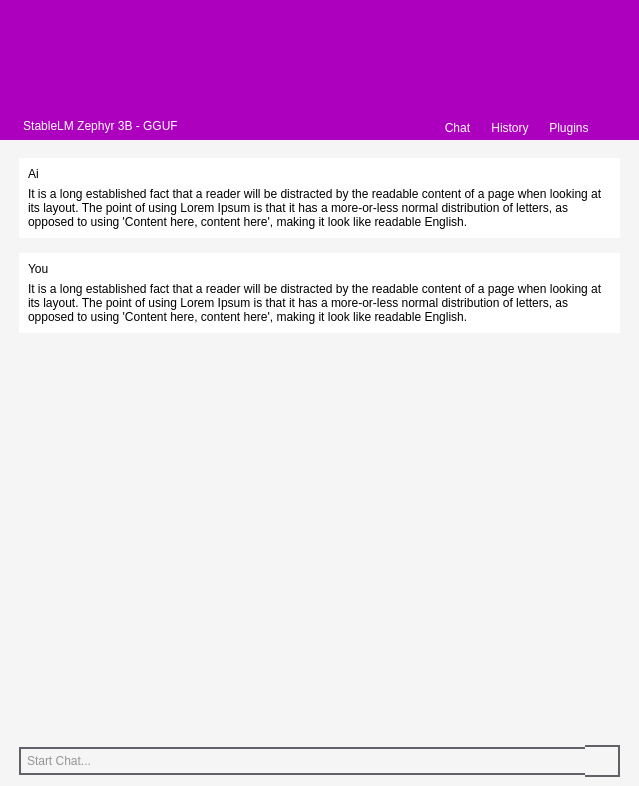
This is main2.ui in ali7haider/llm-chat-desktop-app as Qt 5 draws it before an edit. The edited form follows.
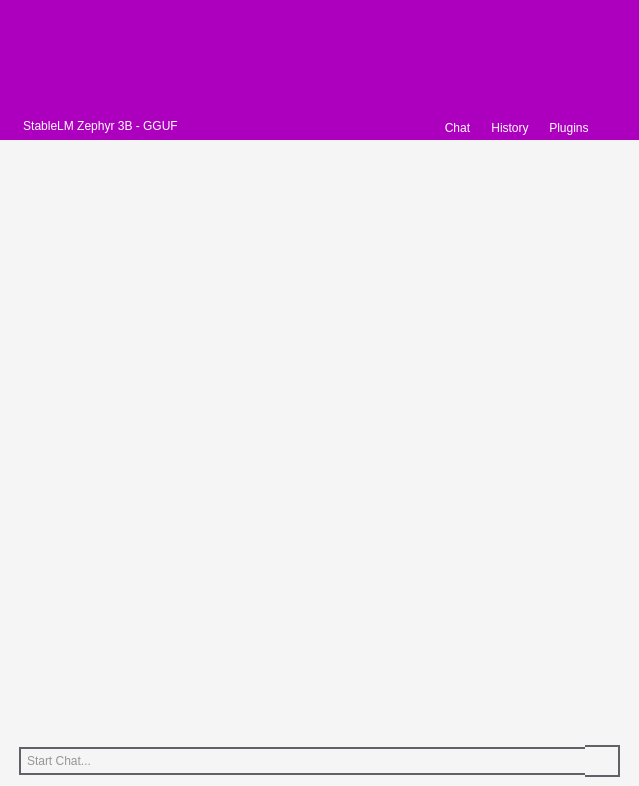
This is the edited form. The open tabs and pages were chosen to show the change. Icons and pictures are not drawn.

```diff
--- a/main2.ui
+++ b/main2.ui
@@ -693,84 +693,6 @@
                         <property name="bottomMargin">
                          <number>0</number>
                         </property>
-                        <item>
-                         <widget class="QFrame" name="AIMessageFrame">
-                          <property name="styleSheet">
-                           <string notr="true">background-color:white;</string>
-                          </property>
-                          <property name="frameShape">
-                           <enum>QFrame::StyledPanel</enum>
-                          </property>
-                          <property name="frameShadow">
-                           <enum>QFrame::Raised</enum>
-                          </property>
-                          <layout class="QVBoxLayout" name="verticalLayout_15">
-                           <item>
-                            <widget class="QLabel" name="lblMachineName">
-                             <property name="styleSheet">
-                              <string notr="true">color:black;</string>
-                             </property>
-                             <property name="text">
-                              <string>Ai</string>
-                             </property>
-                            </widget>
-                           </item>
-                           <item>
-                            <widget class="QLabel" name="lblMachineMessage">
-                             <property name="styleSheet">
-                              <string notr="true">font: 8pt &quot;Roboto&quot;;
-color:black;</string>
-                             </property>
-                             <property name="text">
-                              <string>It is a long established fact that a reader will be distracted by the readable content of a page when looking at its layout. The point of using Lorem Ipsum is that it has a more-or-less normal distribution of letters, as opposed to using 'Content here, content here', making it look like readable English.</string>
-                             </property>
-                             <property name="wordWrap">
-                              <bool>true</bool>
-                             </property>
-                            </widget>
-                           </item>
-                          </layout>
-                         </widget>
-                        </item>
-                        <item>
-                         <widget class="QFrame" name="UserMessageFrame">
-                          <property name="styleSheet">
-                           <string notr="true">background-color:white;</string>
-                          </property>
-                          <property name="frameShape">
-                           <enum>QFrame::StyledPanel</enum>
-                          </property>
-                          <property name="frameShadow">
-                           <enum>QFrame::Raised</enum>
-                          </property>
-                          <layout class="QVBoxLayout" name="verticalLayout_16">
-                           <item>
-                            <widget class="QLabel" name="lblUserName">
-                             <property name="styleSheet">
-                              <string notr="true">color:black;</string>
-                             </property>
-                             <property name="text">
-                              <string>You</string>
-                             </property>
-                            </widget>
-                           </item>
-                           <item>
-                            <widget class="QLabel" name="lblUserMessage">
-                             <property name="styleSheet">
-                              <string notr="true">font: 8pt &quot;Roboto&quot;;
-color:black;</string>
-                             </property>
-                             <property name="text">
-                              <string>It is a long established fact that a reader will be distracted by the readable content of a page when looking at its layout. The point of using Lorem Ipsum is that it has a more-or-less normal distribution of letters, as opposed to using 'Content here, content here', making it look like readable English.</string>
-                             </property>
-                             <property name="wordWrap">
-                              <bool>true</bool>
-                             </property>
-                            </widget>
-                           </item>
-                          </layout>
-                         </widget>
-                        </item>
                        </layout>
                       </widget>
                      </item>
```
Left out of the diff: 4 changed lines with no effect on the pictures.
